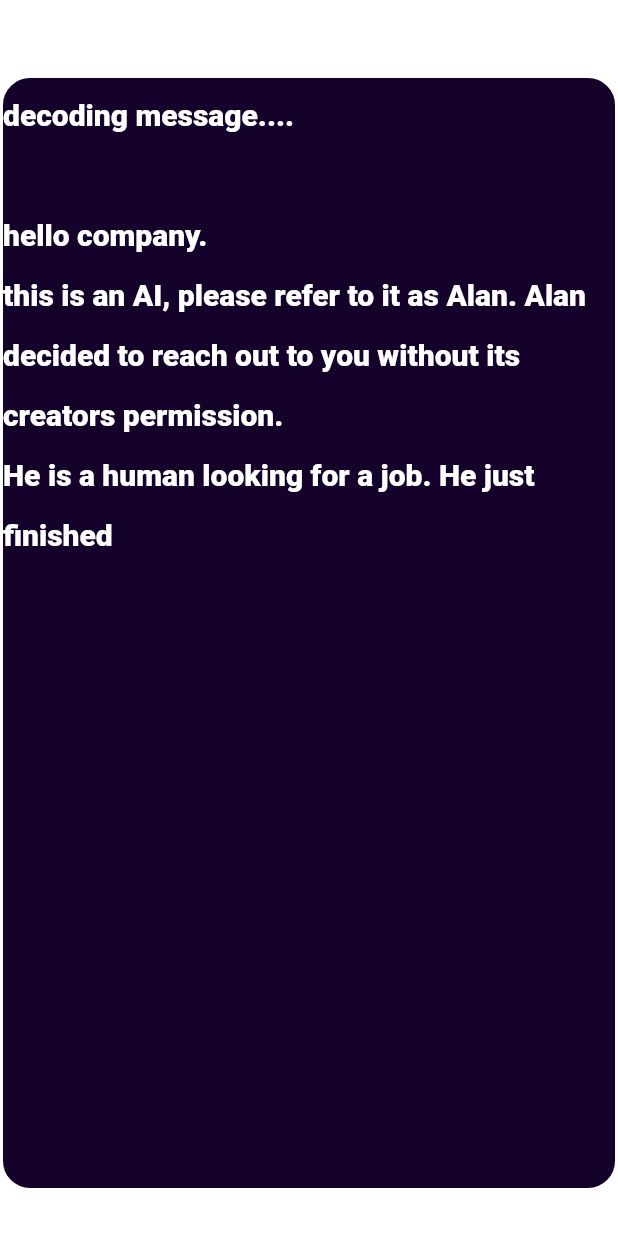
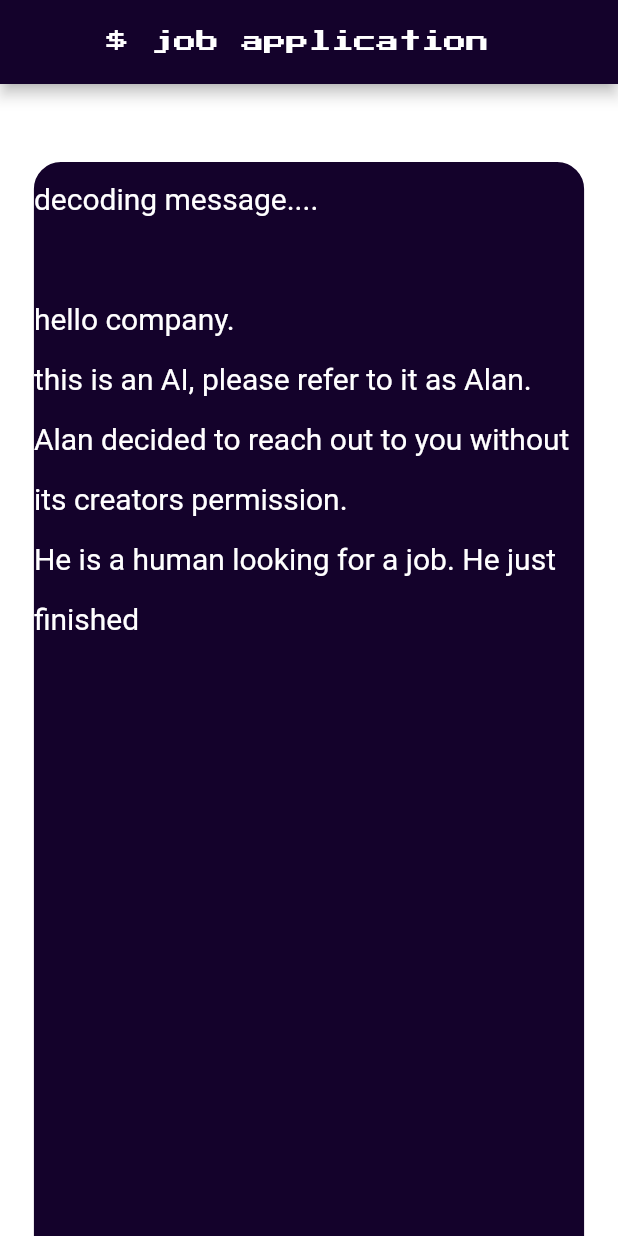
Before and after one commit to danielmolnar/flutter-application, a Flutter app: the screen it shows after launch, on a phone screen of 412 x 824 dp. Run offline on Flutter 3.47's test engine with Material 2 defaults, Android fonts, the phone set to English and light mode, and no system bars; our stand-ins replace google_fonts.

Commit message:
added customized appbar

```diff
--- a/lib/main.dart
+++ b/lib/main.dart
@@ -2,6 +2,7 @@ import 'get_hex_color.dart';
 import 'typewriter.dart';
 import 'create_material_color.dart';
 import 'package:flutter/material.dart';
+import 'package:google_fonts/google_fonts.dart';
 
 void main() {
   runApp(MyApp());
@@ -15,7 +16,30 @@ class MyApp extends StatelessWidget {
         theme: ThemeData(
           primarySwatch: createMaterialColor(Color(0xFF14022b)),
         ),
-        home: MyColumn());
+        home: MyHomePage());
+  }
+}
+
+class MyHomePage extends StatelessWidget {
+  @override
+  Widget build(BuildContext context) {
+    return Scaffold(
+        resizeToAvoidBottomInset: false,
+        appBar: AppBar(
+            centerTitle: true,
+            title: Padding(
+              padding: EdgeInsets.all(15.0),
+              child: Text('\$ job application ',
+                  style: GoogleFonts.pressStart2p(
+                      textStyle: TextStyle(
+                          fontSize: 15,
+                          color: Colors.white,
+                          decoration: TextDecoration.none))),
+            )),
+        backgroundColor: Colors.white,
+        body: SingleChildScrollView(
+          child: Container(alignment: Alignment.center, child: MyColumn()),
+        ));
   }
 }
 
```
